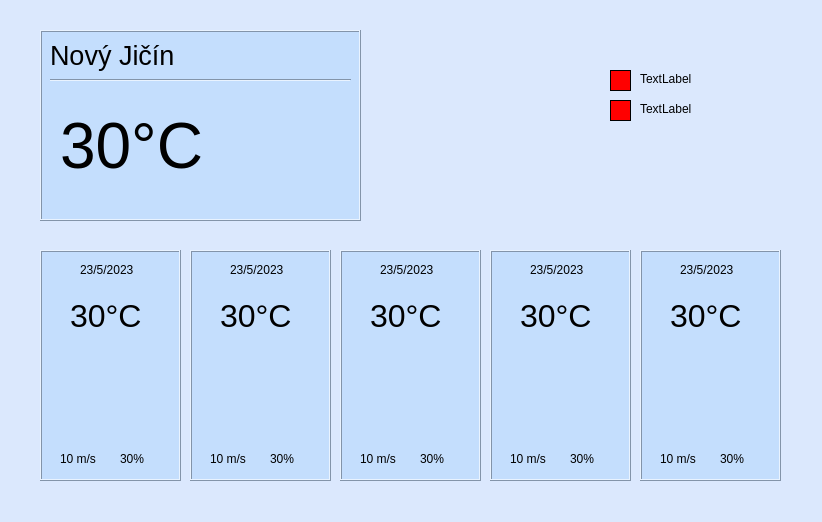
Before: the Qt Designer form GUI/mainwindow.ui in Llyfrs/WeatherApp, drawn with Qt 5.
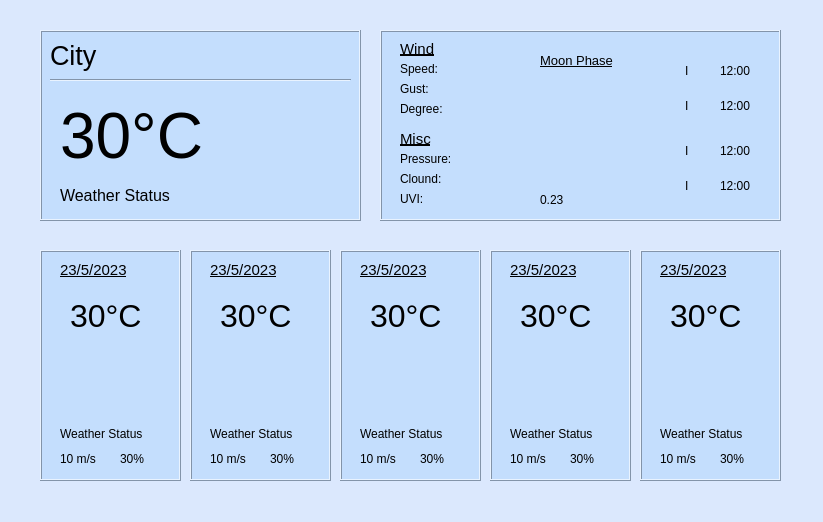
After: the same form once the commit is applied.

Commit message: Removed History, finilazed the mainwindow GUI and mapped all data to labels + added moon phases

What changed in the file:
```diff
--- a/GUI/mainwindow.ui
+++ b/GUI/mainwindow.ui
@@ -9,7 +9,7 @@
    <rect>
     <x>0</x>
     <y>0</y>
-    <width>822</width>
+    <width>823</width>
     <height>522</height>
    </rect>
   </property>
@@ -44,12 +44,18 @@
    <widget class="QLabel" name="date">
     <property name="geometry">
      <rect>
-      <x>40</x>
+      <x>20</x>
       <y>10</y>
-      <width>61</width>
+      <width>101</width>
       <height>20</height>
      </rect>
     </property>
+    <property name="font">
+     <font>
+      <pointsize>11</pointsize>
+      <underline>true</underline>
+     </font>
+    </property>
     <property name="text">
      <string>23/5/2023</string>
     </property>
@@ -59,7 +65,7 @@
      <rect>
       <x>30</x>
       <y>40</y>
-      <width>71</width>
+      <width>91</width>
       <height>51</height>
      </rect>
     </property>
@@ -100,7 +106,7 @@
      <set>Qt::AlignLeading|Qt::AlignLeft|Qt::AlignTop</set>
     </property>
    </widget>
-   <widget class="QLabel" name="label">
+   <widget class="QLabel" name="wind_1">
     <property name="geometry">
      <rect>
       <x>20</x>
@@ -126,6 +132,22 @@
      <string>30%</string>
     </property>
    </widget>
+   <widget class="QLabel" name="status_1">
+    <property name="geometry">
+     <rect>
+      <x>20</x>
+      <y>168</y>
+      <width>101</width>
+      <height>31</height>
+     </rect>
+    </property>
+    <property name="text">
+     <string>Weather Status</string>
+    </property>
+    <property name="scaledContents">
+     <bool>false</bool>
+    </property>
+   </widget>
    <zorder>icon_1</zorder>
    <zorder>date</zorder>
    <zorder>temp_1</zorder>
@@ -142,7 +164,7 @@
     </rect>
    </property>
    <property name="autoFillBackground">
-    <bool>false</bool>
+    <bool>true</bool>
    </property>
    <property name="styleSheet">
     <string notr="true">background-color: rgb(196,222,253);</string>
@@ -153,15 +175,21 @@
    <property name="frameShadow">
     <enum>QFrame::Raised</enum>
    </property>
-   <widget class="QLabel" name="date_3">
+   <widget class="QLabel" name="date_2">
     <property name="geometry">
      <rect>
-      <x>40</x>
+      <x>20</x>
       <y>10</y>
-      <width>61</width>
+      <width>101</width>
       <height>20</height>
      </rect>
     </property>
+    <property name="font">
+     <font>
+      <pointsize>11</pointsize>
+      <underline>true</underline>
+     </font>
+    </property>
     <property name="text">
      <string>23/5/2023</string>
     </property>
@@ -171,7 +199,7 @@
      <rect>
       <x>30</x>
       <y>40</y>
-      <width>71</width>
+      <width>91</width>
       <height>51</height>
      </rect>
     </property>
@@ -197,7 +225,7 @@
      <string>10 m/s</string>
     </property>
    </widget>
-   <widget class="QLabel" name="label_6">
+   <widget class="QLabel" name="hum_2">
     <property name="geometry">
      <rect>
       <x>80</x>
@@ -238,6 +266,19 @@
      <set>Qt::AlignLeading|Qt::AlignLeft|Qt::AlignTop</set>
     </property>
    </widget>
+   <widget class="QLabel" name="status_2">
+    <property name="geometry">
+     <rect>
+      <x>20</x>
+      <y>168</y>
+      <width>101</width>
+      <height>31</height>
+     </rect>
+    </property>
+    <property name="text">
+     <string>Weather Status</string>
+    </property>
+   </widget>
    <zorder>icon_2</zorder>
    <zorder>date_3</zorder>
    <zorder>temp_2</zorder>
@@ -265,15 +306,21 @@
    <property name="frameShadow">
     <enum>QFrame::Raised</enum>
    </property>
-   <widget class="QLabel" name="date_4">
+   <widget class="QLabel" name="date_3">
     <property name="geometry">
      <rect>
-      <x>40</x>
+      <x>20</x>
       <y>10</y>
-      <width>61</width>
+      <width>101</width>
       <height>20</height>
      </rect>
     </property>
+    <property name="font">
+     <font>
+      <pointsize>11</pointsize>
+      <underline>true</underline>
+     </font>
+    </property>
     <property name="text">
      <string>23/5/2023</string>
     </property>
@@ -283,7 +330,7 @@
      <rect>
       <x>30</x>
       <y>40</y>
-      <width>71</width>
+      <width>91</width>
       <height>51</height>
      </rect>
     </property>
@@ -350,6 +397,19 @@
      <set>Qt::AlignLeading|Qt::AlignLeft|Qt::AlignTop</set>
     </property>
    </widget>
+   <widget class="QLabel" name="status_3">
+    <property name="geometry">
+     <rect>
+      <x>20</x>
+      <y>168</y>
+      <width>101</width>
+      <height>31</height>
+     </rect>
+    </property>
+    <property name="text">
+     <string>Weather Status</string>
+    </property>
+   </widget>
    <zorder>icon_3</zorder>
    <zorder>date_4</zorder>
    <zorder>temp_3</zorder>
@@ -377,15 +437,21 @@
    <property name="frameShadow">
     <enum>QFrame::Raised</enum>
    </property>
-   <widget class="QLabel" name="date_5">
+   <widget class="QLabel" name="date_4">
     <property name="geometry">
      <rect>
-      <x>40</x>
+      <x>20</x>
       <y>10</y>
-      <width>61</width>
+      <width>101</width>
       <height>20</height>
      </rect>
     </property>
+    <property name="font">
+     <font>
+      <pointsize>11</pointsize>
+      <underline>true</underline>
+     </font>
+    </property>
     <property name="text">
      <string>23/5/2023</string>
     </property>
@@ -395,7 +461,7 @@
      <rect>
       <x>30</x>
       <y>40</y>
-      <width>71</width>
+      <width>91</width>
       <height>51</height>
      </rect>
     </property>
@@ -462,6 +528,19 @@
      <set>Qt::AlignLeading|Qt::AlignLeft|Qt::AlignTop</set>
     </property>
    </widget>
+   <widget class="QLabel" name="status_4">
+    <property name="geometry">
+     <rect>
+      <x>20</x>
+      <y>168</y>
+      <width>101</width>
+      <height>31</height>
+     </rect>
+    </property>
+    <property name="text">
+     <string>Weather Status</string>
+    </property>
+   </widget>
    <zorder>icon_4</zorder>
    <zorder>date_5</zorder>
    <zorder>temp_4</zorder>
@@ -489,15 +568,21 @@
    <property name="frameShadow">
     <enum>QFrame::Raised</enum>
    </property>
-   <widget class="QLabel" name="date_6">
+   <widget class="QLabel" name="date_5">
     <property name="geometry">
      <rect>
-      <x>40</x>
+      <x>20</x>
       <y>10</y>
-      <width>61</width>
+      <width>101</width>
       <height>20</height>
      </rect>
     </property>
+    <property name="font">
+     <font>
+      <pointsize>11</pointsize>
+      <underline>true</underline>
+     </font>
+    </property>
     <property name="text">
      <string>23/5/2023</string>
     </property>
@@ -507,7 +592,7 @@
      <rect>
       <x>30</x>
       <y>40</y>
-      <width>71</width>
+      <width>81</width>
       <height>51</height>
      </rect>
     </property>
@@ -574,6 +659,19 @@
      <set>Qt::AlignLeading|Qt::AlignLeft|Qt::AlignTop</set>
     </property>
    </widget>
+   <widget class="QLabel" name="status_5">
+    <property name="geometry">
+     <rect>
+      <x>20</x>
+      <y>168</y>
+      <width>101</width>
+      <height>31</height>
+     </rect>
+    </property>
+    <property name="text">
+     <string>Weather Status</string>
+    </property>
+   </widget>
    <zorder>icon_5</zorder>
    <zorder>date_6</zorder>
    <zorder>temp_5</zorder>
@@ -607,7 +705,7 @@
       <x>20</x>
       <y>60</y>
       <width>161</width>
-      <height>111</height>
+      <height>91</height>
      </rect>
     </property>
     <property name="font">
@@ -624,7 +722,7 @@
      <rect>
       <x>10</x>
       <y>10</y>
-      <width>251</width>
+      <width>301</width>
       <height>31</height>
      </rect>
     </property>
@@ -637,7 +735,7 @@
      <enum>QFrame::NoFrame</enum>
     </property>
     <property name="text">
-     <string>Nový Jičín</string>
+     <string>City</string>
     </property>
    </widget>
    <widget class="Line" name="line">
@@ -681,74 +779,468 @@
      <bool>false</bool>
     </property>
    </widget>
+   <widget class="QLabel" name="mainStatus">
+    <property name="geometry">
+     <rect>
+      <x>20</x>
+      <y>150</y>
+      <width>151</width>
+      <height>31</height>
+     </rect>
+    </property>
+    <property name="font">
+     <font>
+      <pointsize>12</pointsize>
+     </font>
+    </property>
+    <property name="text">
+     <string>Weather Status</string>
+    </property>
+   </widget>
    <zorder>mainIcon</zorder>
    <zorder>line</zorder>
    <zorder>mainTemp</zorder>
    <zorder>mainCity</zorder>
   </widget>
-  <widget class="QLabel" name="mainWindLable">
+  <widget class="QFrame" name="mainFrame_2">
    <property name="geometry">
     <rect>
-     <x>640</x>
-     <y>70</y>
-     <width>54</width>
-     <height>17</height>
+     <x>380</x>
+     <y>30</y>
+     <width>401</width>
+     <height>191</height>
     </rect>
    </property>
-   <property name="text">
-    <string>TextLabel</string>
+   <property name="autoFillBackground">
+    <bool>false</bool>
    </property>
-  </widget>
-  <widget class="QLabel" name="mainHumiditLable">
-   <property name="geometry">
-    <rect>
-     <x>640</x>
-     <y>100</y>
-     <width>54</width>
-     <height>17</height>
-    </rect>
-   </property>
-   <property name="text">
-    <string>TextLabel</string>
-   </property>
-  </widget>
-  <widget class="QLabel" name="mainHumiditIcon">
-   <property name="geometry">
-    <rect>
-     <x>610</x>
-     <y>100</y>
-     <width>21</width>
-     <height>21</height>
-    </rect>
-   </property>
    <property name="styleSheet">
-    <string notr="true">background-color: rgb(255, 0, 0);</string>
+    <string notr="true">background-color: rgb(196,222,253);</string>
    </property>
    <property name="frameShape">
     <enum>QFrame::Box</enum>
    </property>
-   <property name="text">
-    <string/>
+   <property name="frameShadow">
+    <enum>QFrame::Raised</enum>
    </property>
-  </widget>
-  <widget class="QLabel" name="mainWindIcon">
-   <property name="geometry">
-    <rect>
-     <x>610</x>
-     <y>70</y>
-     <width>21</width>
-     <height>21</height>
-    </rect>
-   </property>
-   <property name="styleSheet">
-    <string notr="true">background-color: rgb(255, 0, 0);</string>
-   </property>
-   <property name="frameShape">
-    <enum>QFrame::Box</enum>
-   </property>
-   <property name="text">
-    <string/>
-   </property>
+   <widget class="QLabel" name="label">
+    <property name="geometry">
+     <rect>
+      <x>20</x>
+      <y>10</y>
+      <width>54</width>
+      <height>17</height>
+     </rect>
+    </property>
+    <property name="font">
+     <font>
+      <pointsize>11</pointsize>
+      <underline>true</underline>
+     </font>
+    </property>
+    <property name="text">
+     <string>Wind</string>
+    </property>
+   </widget>
+   <widget class="QLabel" name="speed">
+    <property name="geometry">
+     <rect>
+      <x>20</x>
+      <y>30</y>
+      <width>91</width>
+      <height>17</height>
+     </rect>
+    </property>
+    <property name="text">
+     <string>Speed: </string>
+    </property>
+   </widget>
+   <widget class="QLabel" name="degree">
+    <property name="geometry">
+     <rect>
+      <x>20</x>
+      <y>70</y>
+      <width>91</width>
+      <height>17</height>
+     </rect>
+    </property>
+    <property name="frameShape">
+     <enum>QFrame::NoFrame</enum>
+    </property>
+    <property name="text">
+     <string>Degree: </string>
+    </property>
+   </widget>
+   <widget class="QLabel" name="gust">
+    <property name="geometry">
+     <rect>
+      <x>20</x>
+      <y>50</y>
+      <width>101</width>
+      <height>17</height>
+     </rect>
+    </property>
+    <property name="text">
+     <string>Gust: </string>
+    </property>
+   </widget>
+   <widget class="QLabel" name="sunDown">
+    <property name="geometry">
+     <rect>
+      <x>305</x>
+      <y>60</y>
+      <width>31</width>
+      <height>31</height>
+     </rect>
+    </property>
+    <property name="autoFillBackground">
+     <bool>false</bool>
+    </property>
+    <property name="styleSheet">
+     <string notr="true"/>
+    </property>
+    <property name="frameShape">
+     <enum>QFrame::NoFrame</enum>
+    </property>
+    <property name="frameShadow">
+     <enum>QFrame::Plain</enum>
+    </property>
+    <property name="text">
+     <string>I</string>
+    </property>
+    <property name="scaledContents">
+     <bool>true</bool>
+    </property>
+    <property name="wordWrap">
+     <bool>false</bool>
+    </property>
+   </widget>
+   <widget class="QLabel" name="sunRise">
+    <property name="geometry">
+     <rect>
+      <x>305</x>
+      <y>25</y>
+      <width>31</width>
+      <height>31</height>
+     </rect>
+    </property>
+    <property name="autoFillBackground">
+     <bool>false</bool>
+    </property>
+    <property name="styleSheet">
+     <string notr="true"/>
+    </property>
+    <property name="frameShape">
+     <enum>QFrame::NoFrame</enum>
+    </property>
+    <property name="frameShadow">
+     <enum>QFrame::Plain</enum>
+    </property>
+    <property name="text">
+     <string>I</string>
+    </property>
+    <property name="scaledContents">
+     <bool>true</bool>
+    </property>
+    <property name="wordWrap">
+     <bool>false</bool>
+    </property>
+   </widget>
+   <widget class="QLabel" name="moonRise">
+    <property name="geometry">
+     <rect>
+      <x>305</x>
+      <y>105</y>
+      <width>31</width>
+      <height>31</height>
+     </rect>
+    </property>
+    <property name="autoFillBackground">
+     <bool>false</bool>
+    </property>
+    <property name="styleSheet">
+     <string notr="true"/>
+    </property>
+    <property name="frameShape">
+     <enum>QFrame::NoFrame</enum>
+    </property>
+    <property name="frameShadow">
+     <enum>QFrame::Plain</enum>
+    </property>
+    <property name="text">
+     <string>I</string>
+    </property>
+    <property name="scaledContents">
+     <bool>true</bool>
+    </property>
+    <property name="wordWrap">
+     <bool>false</bool>
+    </property>
+   </widget>
+   <widget class="QLabel" name="moonDown">
+    <property name="geometry">
+     <rect>
+      <x>305</x>
+      <y>140</y>
+      <width>31</width>
+      <height>31</height>
+     </rect>
+    </property>
+    <property name="autoFillBackground">
+     <bool>false</bool>
+    </property>
+    <property name="styleSheet">
+     <string notr="true"/>
+    </property>
+    <property name="frameShape">
+     <enum>QFrame::NoFrame</enum>
+    </property>
+    <property name="frameShadow">
+     <enum>QFrame::Plain</enum>
+    </property>
+    <property name="text">
+     <string>I</string>
+    </property>
+    <property name="scaledContents">
+     <bool>true</bool>
+    </property>
+    <property name="wordWrap">
+     <bool>false</bool>
+    </property>
+   </widget>
+   <widget class="QLabel" name="sunRiseTime">
+    <property name="geometry">
+     <rect>
+      <x>340</x>
+      <y>25</y>
+      <width>31</width>
+      <height>31</height>
+     </rect>
+    </property>
+    <property name="autoFillBackground">
+     <bool>false</bool>
+    </property>
+    <property name="styleSheet">
+     <string notr="true"/>
+    </property>
+    <property name="frameShape">
+     <enum>QFrame::NoFrame</enum>
+    </property>
+    <property name="frameShadow">
+     <enum>QFrame::Plain</enum>
+    </property>
+    <property name="text">
+     <string>12:00</string>
+    </property>
+    <property name="scaledContents">
+     <bool>true</bool>
+    </property>
+    <property name="wordWrap">
+     <bool>false</bool>
+    </property>
+   </widget>
+   <widget class="QLabel" name="sunDownTime">
+    <property name="geometry">
+     <rect>
+      <x>340</x>
+      <y>60</y>
+      <width>31</width>
+      <height>31</height>
+     </rect>
+    </property>
+    <property name="autoFillBackground">
+     <bool>false</bool>
+    </property>
+    <property name="styleSheet">
+     <string notr="true"/>
+    </property>
+    <property name="frameShape">
+     <enum>QFrame::NoFrame</enum>
+    </property>
+    <property name="frameShadow">
+     <enum>QFrame::Plain</enum>
+    </property>
+    <property name="text">
+     <string>12:00</string>
+    </property>
+    <property name="scaledContents">
+     <bool>true</bool>
+    </property>
+    <property name="wordWrap">
+     <bool>false</bool>
+    </property>
+   </widget>
+   <widget class="QLabel" name="moonRiseTime">
+    <property name="geometry">
+     <rect>
+      <x>340</x>
+      <y>105</y>
+      <width>31</width>
+      <height>31</height>
+     </rect>
+    </property>
+    <property name="autoFillBackground">
+     <bool>false</bool>
+    </property>
+    <property name="styleSheet">
+     <string notr="true"/>
+    </property>
+    <property name="frameShape">
+     <enum>QFrame::NoFrame</enum>
+    </property>
+    <property name="frameShadow">
+     <enum>QFrame::Plain</enum>
+    </property>
+    <property name="text">
+     <string>12:00</string>
+    </property>
+    <property name="scaledContents">
+     <bool>true</bool>
+    </property>
+    <property name="wordWrap">
+     <bool>false</bool>
+    </property>
+   </widget>
+   <widget class="QLabel" name="moonDownTime">
+    <property name="geometry">
+     <rect>
+      <x>340</x>
+      <y>140</y>
+      <width>31</width>
+      <height>31</height>
+     </rect>
+    </property>
+    <property name="autoFillBackground">
+     <bool>false</bool>
+    </property>
+    <property name="styleSheet">
+     <string notr="true"/>
+    </property>
+    <property name="frameShape">
+     <enum>QFrame::NoFrame</enum>
+    </property>
+    <property name="frameShadow">
+     <enum>QFrame::Plain</enum>
+    </property>
+    <property name="text">
+     <string>12:00</string>
+    </property>
+    <property name="scaledContents">
+     <bool>true</bool>
+    </property>
+    <property name="wordWrap">
+     <bool>false</bool>
+    </property>
+   </widget>
+   <widget class="QLabel" name="uvi">
+    <property name="geometry">
+     <rect>
+      <x>20</x>
+      <y>160</y>
+      <width>91</width>
+      <height>17</height>
+     </rect>
+    </property>
+    <property name="frameShape">
+     <enum>QFrame::NoFrame</enum>
+    </property>
+    <property name="text">
+     <string>UVI: </string>
+    </property>
+   </widget>
+   <widget class="QLabel" name="label_6">
+    <property name="geometry">
+     <rect>
+      <x>20</x>
+      <y>100</y>
+      <width>54</width>
+      <height>17</height>
+     </rect>
+    </property>
+    <property name="font">
+     <font>
+      <pointsize>11</pointsize>
+      <underline>true</underline>
+     </font>
+    </property>
+    <property name="text">
+     <string>Misc</string>
+    </property>
+   </widget>
+   <widget class="QLabel" name="cloud">
+    <property name="geometry">
+     <rect>
+      <x>20</x>
+      <y>140</y>
+      <width>101</width>
+      <height>17</height>
+     </rect>
+    </property>
+    <property name="text">
+     <string>Clound: </string>
+    </property>
+   </widget>
+   <widget class="QLabel" name="pressure">
+    <property name="geometry">
+     <rect>
+      <x>20</x>
+      <y>120</y>
+      <width>101</width>
+      <height>17</height>
+     </rect>
+    </property>
+    <property name="text">
+     <string>Pressure:</string>
+    </property>
+   </widget>
+   <widget class="QLabel" name="moon_phase">
+    <property name="geometry">
+     <rect>
+      <x>160</x>
+      <y>50</y>
+      <width>101</width>
+      <height>101</height>
+     </rect>
+    </property>
+    <property name="text">
+     <string/>
+    </property>
+    <property name="scaledContents">
+     <bool>true</bool>
+    </property>
+   </widget>
+   <widget class="QLabel" name="moonPhaseText">
+    <property name="geometry">
+     <rect>
+      <x>160</x>
+      <y>160</y>
+      <width>101</width>
+      <height>20</height>
+     </rect>
+    </property>
+    <property name="text">
+     <string>0.23</string>
+    </property>
+   </widget>
+   <widget class="QLabel" name="label_3">
+    <property name="geometry">
+     <rect>
+      <x>160</x>
+      <y>20</y>
+      <width>101</width>
+      <height>20</height>
+     </rect>
+    </property>
+    <property name="font">
+     <font>
+      <pointsize>10</pointsize>
+      <underline>true</underline>
+     </font>
+    </property>
+    <property name="text">
+     <string>Moon Phase</string>
+    </property>
+   </widget>
   </widget>
  </widget>
  <resources/>
```
Left out of the diff: 74 changed lines with no effect on the pictures. The commit also changes 29 other files.
